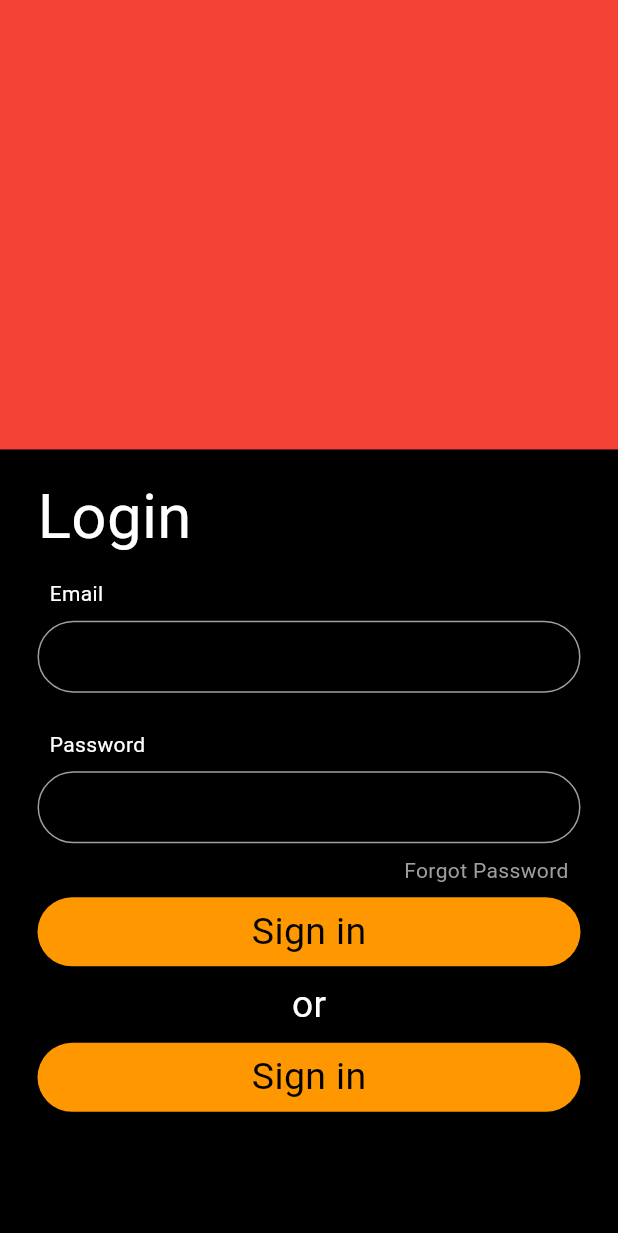
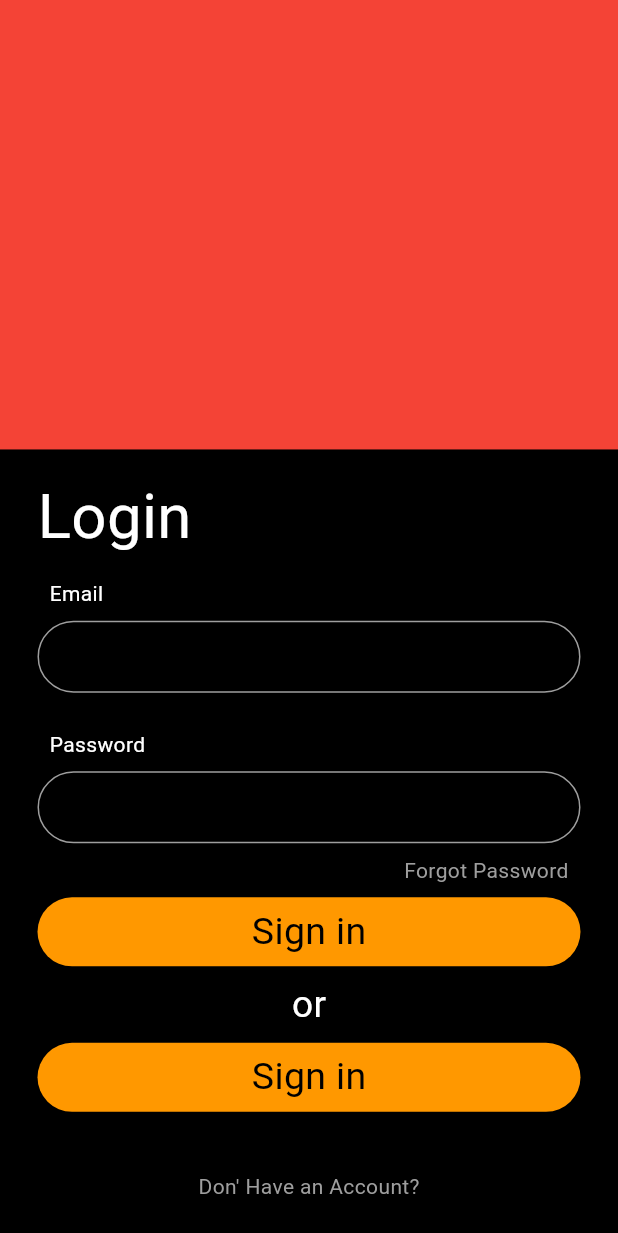
Before and after one commit to ghayurcodes/ui_design, a Flutter app: the screen it shows after launch, on a phone screen of 412 x 824 dp. Shown: the top 1233 px of the screen. Run offline on Flutter 3.47's test engine with Material 3 defaults, Android fonts, the phone set to English and light mode, and no system bars; our stand-ins replace blurrycontainer, carousel_slider, google_fonts, google_nav_bar, line_icons, loading_indicator and 1 more; missing offline and left inert: swipeable_tile.

Commit message:
Update project2.dart

```diff
--- a/lib/login-signup-ui/project2.dart
+++ b/lib/login-signup-ui/project2.dart
@@ -81,6 +81,17 @@ class login extends StatelessWidget {
                             ),
                           ),
                           custom_button("Sign in",Colors.orange),
+                          Expanded(child: SizedBox()),
+                          Padding(
+                            padding: const EdgeInsets.all(8.0),
+                            child: Align(
+                              alignment: Alignment.bottomCenter,
+                              child: Text(
+                                'Don\' Have an Account?',
+                                style: TextStyle(color: Colors.grey),
+                              ),
+                            ),
+                          ),
 
 
                         ],
```
